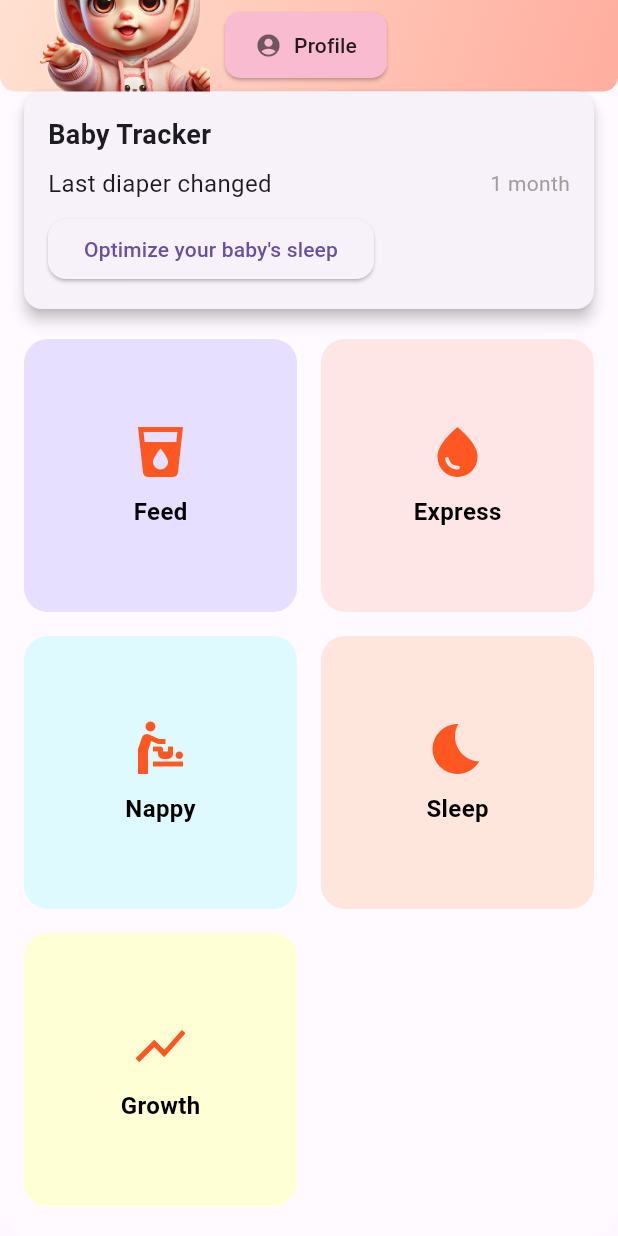
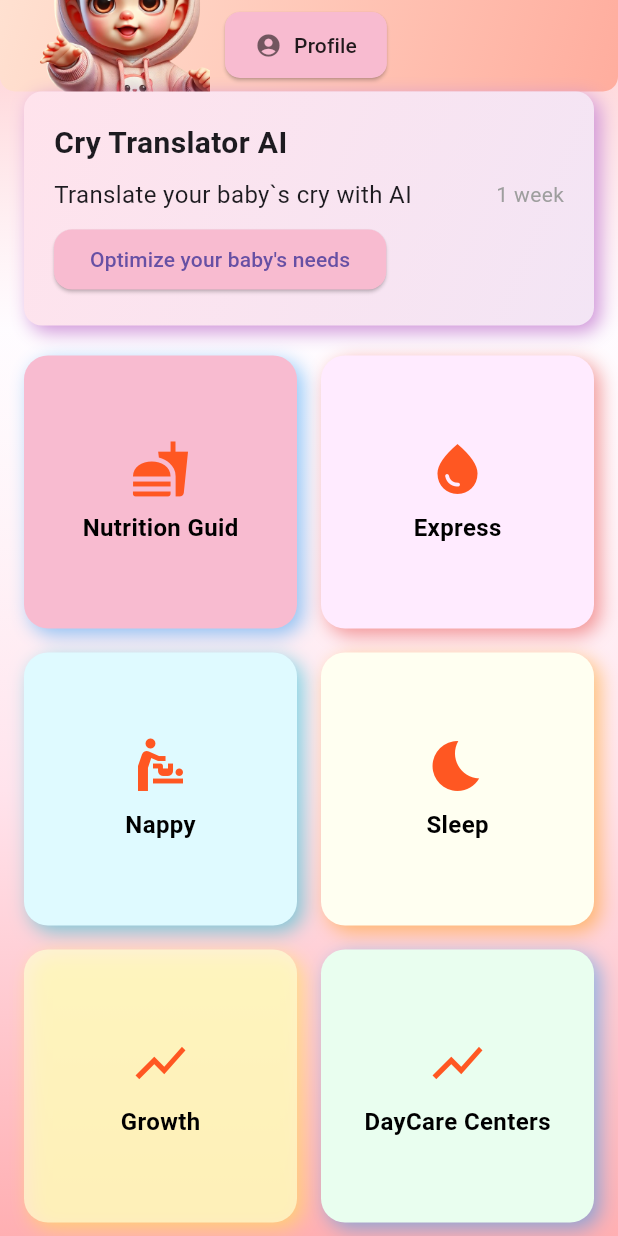
Before and after one commit to sajjad-ali-01/Care-Cub, a Flutter app: the Home screen opened directly, scrolled down 89 dp, on a phone screen of 412 x 824 dp. Run offline on Flutter 3.47's test engine with Material 3 defaults, Android fonts, the light colour scheme and no system bars; our stand-ins replace animated_splash_screen, cloud_firestore, firebase_auth, firebase_core, fluttertoast, google_sign_in and 2 more; accounts and stored records are empty.

Commit message:
Day care booking added

```diff
--- a/lib/UI/Home.dart
+++ b/lib/UI/Home.dart
@@ -1,3 +1,4 @@
+import 'package:carecub/UI/DayCare/DayCareListing.dart';
 import 'package:flutter/material.dart';
 import 'User/ChildDetailsScreen.dart';
 
@@ -15,13 +16,9 @@ class _HomeState extends State<Home> {
       child: Container(
         decoration: const BoxDecoration(
         gradient: LinearGradient(
-          colors: [ Colors.white38,Colors.white38,],//[ Color(0xFFFFADD2),Color(0xFFFFE3EC),],
+          colors: [ Color(0xFFFFADB0),Colors.white60,Color(0xFFFFE3EC),Color(0xFFFFADB0)],
         begin: Alignment.topCenter,
         end: Alignment.bottomCenter,
-        ),
-        borderRadius: const BorderRadius.only(
-        bottomLeft: Radius.circular(20),
-        bottomRight: Radius.circular(20),
         ),
     ),
         child: Column(
@@ -97,32 +94,57 @@ class _HomeState extends State<Home> {
               ),
             ),
             GestureDetector(
-              onTap: (){
-                Navigator.push(context, MaterialPageRoute(builder: (context)=>ChildDetailsScreen()));
+              onTap: () {
+                Navigator.push(context, MaterialPageRoute(builder: (context) => ChildDetailsScreen()));
               },
+              child: Container(
+                margin: const EdgeInsets.symmetric(horizontal: 16),
+                decoration: BoxDecoration(
+                  gradient: LinearGradient(
+                    colors: [Color(0xFFFFE3EC), Colors.purple.shade50],
+                    //colors: [Color(0xFFFFE3D3), Color(0xFFFFAD9E)],
+                    begin: Alignment.topLeft,
+                    end: Alignment.bottomRight,
+                  ),
+                  // borderRadius: const BorderRadius.only(
+                  //   bottomLeft: Radius.circular(10),
+                  //   bottomRight: Radius.circular(10),
+                  color: Colors.purple.shade100, // Card background color
+                  borderRadius: BorderRadius.circular(12), // Match Card's corner radius
+                  boxShadow: [
+                    BoxShadow(
+                      color: Colors.purple.shade200, // Shadow color with transparency
+                      blurRadius: 10, // Spread of the shadow
+                      offset: Offset(4, 4), // Position of the shadow
+                    ),
+                  ],
+                ),
                 child: Card(
-                margin: const EdgeInsets.symmetric(horizontal: 16),
-                elevation: 4,
+                  elevation: 0, // Set elevation to 0 to avoid conflicting shadows
+                  color: Colors.transparent, // Ensure the Card doesn't have a background color
+                  shape: RoundedRectangleBorder(
+                    borderRadius: BorderRadius.circular(12),
+                  ),
                   child: Padding(
                     padding: const EdgeInsets.all(16.0),
                     child: Column(
                       crossAxisAlignment: CrossAxisAlignment.start,
                       children: [
                         const Text(
-                        'Baby Tracker',
+                          'Cry Translator AI',
                           style: TextStyle(
-                            fontSize: 18, fontWeight: FontWeight.bold),
+                              fontSize: 20, fontWeight: FontWeight.bold),
                         ),
                         const SizedBox(height: 8),
                         Row(
                           mainAxisAlignment: MainAxisAlignment.spaceBetween,
                           children: const [
                             Text(
-                            'Last diaper changed',
+                              'Translate your baby`s cry with AI',
                               style: TextStyle(fontSize: 16),
                             ),
                             Text(
-                            '1 month',
+                              '1 week',
                               style: TextStyle(color: Colors.grey),
                             ),
                           ],
@@ -131,18 +153,20 @@ class _HomeState extends State<Home> {
                         ElevatedButton(
                           onPressed: () {},
                           style: ElevatedButton.styleFrom(
-                          //primary: Colors.purple,
                             shape: RoundedRectangleBorder(
                               borderRadius: BorderRadius.circular(12),
                             ),
+                            backgroundColor: Colors.pink.shade100
                           ),
-                        child: const Text('Optimize your baby\'s sleep'),
+                          child: const Text('Optimize your baby\'s needs'),
                         ),
                       ],
                     ),
                   ),
                 ),
               ),
+            ),
+
             SizedBox(height: 20,),
             Padding(
               padding: const EdgeInsets.symmetric(horizontal: 16.0),
@@ -155,12 +179,63 @@ class _HomeState extends State<Home> {
                   mainAxisSpacing: 16,
                 ),
                 children: [
-                  _buildCard("Feed", Icons.local_drink, Color(0xFFE6DFFF)),
-                  _buildCard("Express", Icons.water_drop, Color(0xFFFFE6E6)),
-                  _buildCard("Nappy", Icons.baby_changing_station,
-                      Color(0xFFDFFAFF)),
-                  _buildCard("Sleep", Icons.bedtime, Color(0xFFFFE6DD)),
-                  _buildCard("Growth", Icons.show_chart, Color(0xFFFFFFD6)),
+                  buildCard(
+                    'Nutrition Guid',
+                    Icons.fastfood,
+                    Colors.pink.shade100,
+                    Colors.blue, // Shadow color
+                        () {
+
+                    },
+                  ),
+                  buildCard(
+                    "Express",
+                    Icons.water_drop,
+                    Color(0xFFFFEBFF),
+                    Colors.red.shade600, // Shadow color
+                        () {
+                      print("Express card tapped");
+                    },
+                  ),
+                  buildCard(
+                    "Nappy",
+                    Icons.baby_changing_station,
+                    Color(0xFFDFFAFF),
+                    Colors.cyan, // Shadow color
+                        () {
+                      print("Nappy card tapped");
+                    },
+                  ),
+                  buildCard(
+                    "Sleep",
+                    Icons.bedtime,
+                    Color(0xFFFFFFF1),
+                    Colors.orange, // Shadow color
+                        () {
+                      print("Sleep card tapped");
+                    },
+                  ),
+                  buildCard(
+                    "Growth",
+                    Icons.show_chart,
+                    Color(0xAFFDFFD6),
+                    Colors.yellow, // Shadow color
+                        () {
+                      print("Growth card tapped");
+                    },
+                  ),
+                  buildCard(
+                    "DayCare Centers",
+                    Icons.show_chart,
+                    Color(0xFFE9FEEF),
+                    Colors.blue, // Shadow color
+                        () {
+                          Navigator.push(
+                            context,
+                            MaterialPageRoute(builder: (context) => DayCarelisting()),
+                          );
+                    },
+                  ),
                 ],
               ),
             ),
@@ -175,11 +250,20 @@ class _HomeState extends State<Home> {
 }
 
 // Method to Build Each Card
-Widget _buildCard(String title, IconData icon, Color color) {
-  return Container(
+Widget buildCard(String title, IconData icon, Color cardColor, Color shadowColor, VoidCallback onTap) {
+  return GestureDetector(
+    onTap: onTap,
+    child: Container(
       decoration: BoxDecoration(
-      color: color,
-      borderRadius: BorderRadius.circular(16),
+        color: cardColor,
+        borderRadius: BorderRadius.circular(16), // Rounded corners
+        boxShadow: [
+          BoxShadow(
+            color: shadowColor.withOpacity(0.5), // Shadow color with transparency
+            blurRadius: 10, // Blur effect for the shadow
+            offset: Offset(4, 4), // Shadow position (x, y)
+          ),
+        ],
       ),
       child: Center(
         child: Column(
@@ -190,10 +274,14 @@ Widget _buildCard(String title, IconData icon, Color color) {
             Text(
               title,
               style: TextStyle(
-                fontSize: 16, fontWeight: FontWeight.bold, color: Colors.black),
+                fontSize: 16,
+                fontWeight: FontWeight.bold,
+                color: Colors.black,
+              ),
             ),
           ],
         ),
       ),
+    ),
   );
 }
--- a/lib/UI/Splash screen.dart
+++ b/lib/UI/Splash screen.dart
@@ -2,7 +2,7 @@ import 'package:flutter/material.dart';
 import 'package:animated_splash_screen/animated_splash_screen.dart';
 import 'package:shared_preferences/shared_preferences.dart';
 //import 'User/Login.dart';
-import 'User/BottomNavigationBar.dart';
+import 'BottomNavigationBar.dart';
 import 'WelcomeScreen.dart';
 
 class SplashScreen extends StatefulWidget {
--- a/lib/UI/User/EmailVerificationScreen.dart
+++ b/lib/UI/User/EmailVerificationScreen.dart
@@ -6,7 +6,7 @@ import 'package:shared_preferences/shared_preferences.dart';
 import 'dart:async';
 import 'package:carecub/UI/User/Login.dart';
 
-import 'BottomNavigationBar.dart';
+import '../BottomNavigationBar.dart';
 
 
 class EmailVerificationScreen extends StatefulWidget {
--- a/lib/UI/User/Login.dart
+++ b/lib/UI/User/Login.dart
@@ -3,7 +3,7 @@ import 'package:flutter/material.dart';
 import '../../Logic/FirebaseAuth.dart';
 import 'package:firebase_auth/firebase_auth.dart';
 import 'package:shared_preferences/shared_preferences.dart';
-import 'BottomNavigationBar.dart';
+import '../BottomNavigationBar.dart';
 import 'ForgotPassword.dart';
 
 class Login extends StatefulWidget {
--- a/lib/main.dart
+++ b/lib/main.dart
@@ -2,7 +2,7 @@ import 'package:carecub/UI/Splash%20screen.dart';
 import 'package:firebase_core/firebase_core.dart';
 import 'package:flutter/material.dart';
 
-import 'UI/User/BottomNavigationBar.dart';
+import 'UI/BottomNavigationBar.dart';
 
 void main() async {
   WidgetsFlutterBinding.ensureInitialized();
--- a/pubspec.yaml
+++ b/pubspec.yaml
@@ -41,6 +41,7 @@ dependencies:
   fluttertoast: ^8.2.10
   shared_preferences: ^2.3.5
   animated_splash_screen: ^1.3.0
+  table_calendar: ^3.0.8
 
 
 dev_dependencies:
```
Also changed, not shown: lib/UI/BottomNavigationBar.dart (added, +65 -0 lines), lib/UI/DayCare/DayCareDetails.dart (added, +383 -0 lines), lib/UI/DayCare/DayCareListing.dart (added, +91 -0 lines), lib/UI/NextScreen.dart (deleted, +0 -13 lines), lib/UI/User/BottomNavigationBar.dart (deleted, +0 -49 lines), assets/images/Map.PNG (added), assets/images/activiteis2.PNG (added), assets/images/activities1.PNG (added), assets/images/activities3.PNG (added), assets/images/activities4.PNG (added), assets/images/daycareCenter1.webp (added), assets/images/daycareCenter2.webp (added), assets/images/daycareCenter3.webp (added), pubspec.lock. Lines whose indentation alone changed are shown as unchanged.
